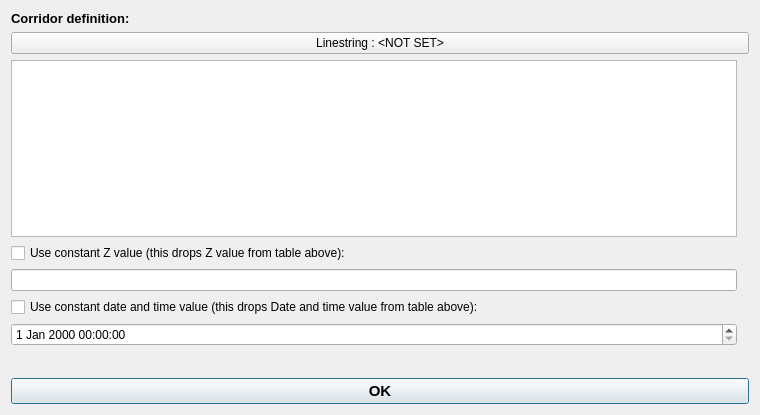
Qt form edr_plugin/gui/ui/query_trajectory.ui (MetOffice/qgis-plugin-edr) before a commit.
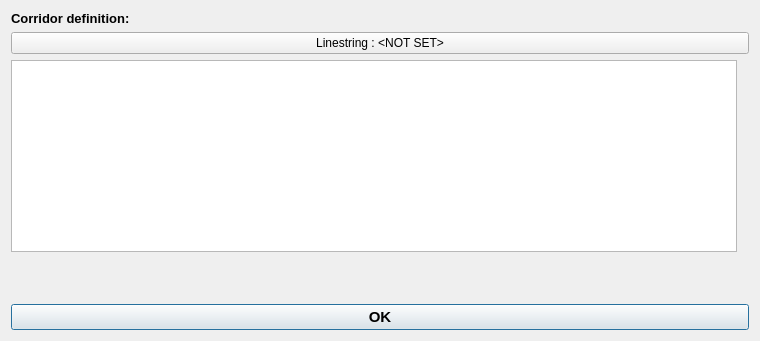
The same form after that commit. Custom widgets are drawn as their Qt base class.

Commit message: simplify trajectory

Patch:
```diff
--- a/edr_plugin/gui/ui/query_trajectory.ui
+++ b/edr_plugin/gui/ui/query_trajectory.ui
@@ -10,13 +10,27 @@
     <x>0</x>
     <y>0</y>
     <width>760</width>
-    <height>415</height>
+    <height>341</height>
    </rect>
   </property>
   <property name="windowTitle">
    <string>Trajectory query</string>
   </property>
   <layout class="QGridLayout" name="gridLayout">
+   <item row="7" column="0" colspan="3">
+    <widget class="QPushButton" name="ok_pb">
+     <property name="font">
+      <font>
+       <pointsize>11</pointsize>
+       <weight>75</weight>
+       <bold>true</bold>
+      </font>
+     </property>
+     <property name="text">
+      <string>OK</string>
+     </property>
+    </widget>
+   </item>
    <item row="0" column="0" colspan="3">
     <widget class="QLabel" name="label">
      <property name="font">
@@ -31,30 +45,6 @@
      </property>
     </widget>
    </item>
-   <item row="11" column="0" colspan="3">
-    <widget class="QPushButton" name="ok_pb">
-     <property name="font">
-      <font>
-       <pointsize>11</pointsize>
-       <weight>75</weight>
-       <bold>true</bold>
-      </font>
-     </property>
-     <property name="text">
-      <string>OK</string>
-     </property>
-    </widget>
-   </item>
-   <item row="4" column="0">
-    <widget class="QTableWidget" name="linestring_tw"/>
-   </item>
-   <item row="2" column="0" colspan="3">
-    <widget class="QPushButton" name="line_select_pb">
-     <property name="text">
-      <string>Linestring : &lt;NOT SET&gt;</string>
-     </property>
-    </widget>
-   </item>
    <item row="3" column="0" colspan="3">
     <layout class="QGridLayout" name="gridLayout_2">
      <property name="bottomMargin">
@@ -62,7 +52,7 @@
      </property>
     </layout>
    </item>
-   <item row="10" column="0" colspan="2">
+   <item row="6" column="0" colspan="2">
     <spacer name="verticalSpacer">
      <property name="orientation">
       <enum>Qt::Vertical</enum>
@@ -75,35 +65,18 @@
      </property>
     </spacer>
    </item>
-   <item row="7" column="0">
-    <widget class="QCheckBox" name="constant_datetime_cb">
+   <item row="2" column="0" colspan="3">
+    <widget class="QPushButton" name="line_select_pb">
      <property name="text">
-      <string>Use constant date and time value (this drops Date and time value from table above):</string>
+      <string>Linestring : &lt;NOT SET&gt;</string>
      </property>
     </widget>
    </item>
-   <item row="8" column="0">
-    <widget class="QgsDateTimeEdit" name="constant_datetime_dte"/>
-   </item>
-   <item row="5" column="0">
-    <widget class="QCheckBox" name="constant_z_cb">
-     <property name="text">
-      <string>Use constant Z value (this drops Z value from table above):</string>
-     </property>
-    </widget>
-   </item>
-   <item row="6" column="0">
-    <widget class="QLineEdit" name="constant_z_le"/>
+   <item row="4" column="0" rowspan="2">
+    <widget class="QTableWidget" name="linestring_tw"/>
    </item>
   </layout>
  </widget>
- <customwidgets>
-  <customwidget>
-   <class>QgsDateTimeEdit</class>
-   <extends>QDateTimeEdit</extends>
-   <header>qgsdatetimeedit.h</header>
-  </customwidget>
- </customwidgets>
  <tabstops>
   <tabstop>line_select_pb</tabstop>
   <tabstop>ok_pb</tabstop>
```
The commit also changes 2 other files.
